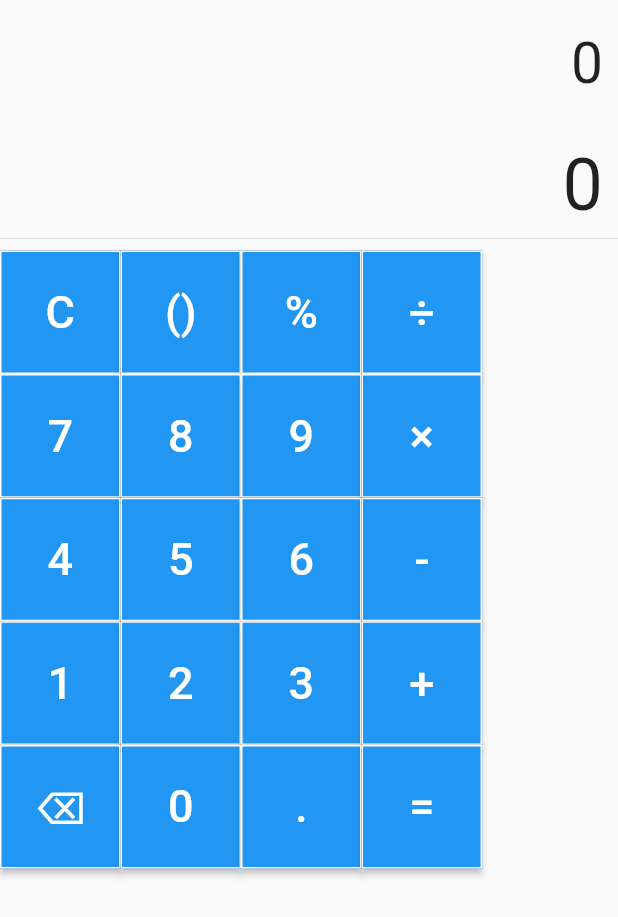
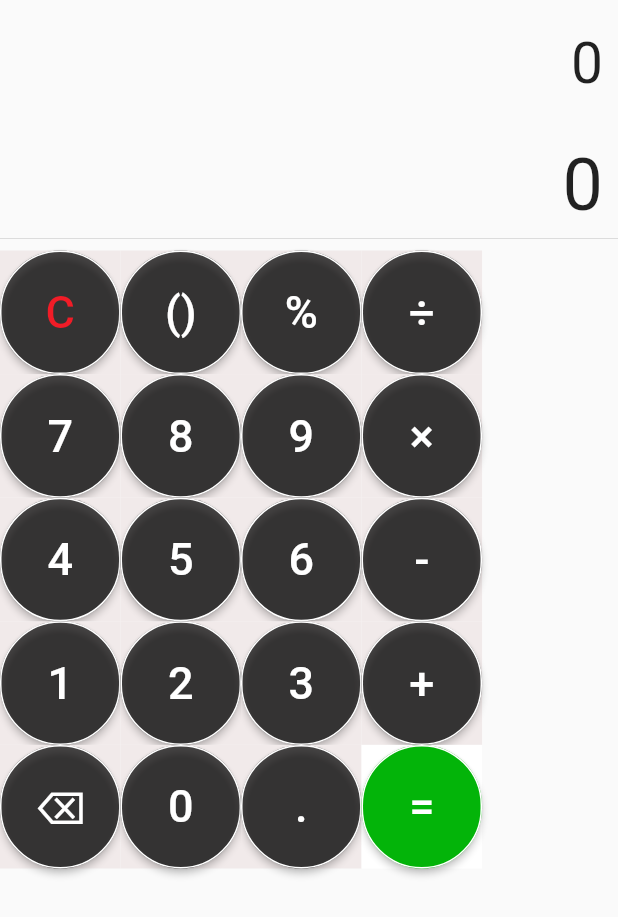
Before and after one commit to pratimabudhathoki/new-calculator, a Flutter app: the screen it shows after launch, on a phone screen of 412 x 824 dp. Shown: the top 917 px of the screen. Run offline on Flutter 3.47's test engine with Material 2 defaults, Android fonts, the phone set to English and light mode, and no system bars; our stand-ins replace math_expressions.

Commit message:
calcualtion of symbol

```diff
--- a/lib/calculatorUi.dart
+++ b/lib/calculatorUi.dart
@@ -1,6 +1,7 @@
-import 'dart:js_util';
+import 'dart:math';
 
 import 'package:flutter/material.dart';
+import 'package:math_expressions/math_expressions.dart';
 
 class CalcuatorUi extends StatefulWidget {
   const CalcuatorUi({super.key});
@@ -13,16 +14,52 @@ class _CalcuatorUiState extends State<CalcuatorUi> {
   String equation = '0';
   String result = '0';
   String expression = "";
+  String res = '';
+
+  var output = '';
+
   buttonpressed(String buttonText) {
     setState(() {
       if (buttonText == 'C') {
-        equation == null;
-        result == null;
+        equation = '';
+        result = '';
+      } else if (buttonText == '⌫') {
+        if (equation.isNotEmpty) {
+          equation = equation.substring(0, equation.length - 1);
+        }
+      } else if (equation == '0') {
+        equation = buttonText;
+        // } else if (buttonText == '+' ||
+        //     buttonText == '-' ||
+        //     buttonText == '÷' ||
+        //     buttonText == '×') {
+        // equation = int.parse(res).toString();
       } else if (buttonText == '=') {
-      } else if (buttonText == '⌫') {
-        equation.substring(equation.length - 1);
-      } else if (equation == 0) {
-        equation = buttonText;
+        expression = equation;
+        expression = expression.replaceAll('×', '*');
+        expression = expression.replaceAll('÷', '/');
+        try {
+          Parser p = Parser();
+          Expression exp = p.parse(expression);
+          ContextModel Cm = ContextModel();
+          result = '${exp.evaluate(EvaluationType.REAL, Cm)}';
+        } catch (e) {
+          result = 'error';
+        }
+
+        // result = int.parse(res).toString();
+        // if (buttonText == '+') {
+        //   output = (equation + result).toString();
+        // }
+        // if (buttonText == '-') {
+        //   output = (equation - result).toString();
+        // }
+        // if (buttonText == '÷') {
+        //   output = (equation / result).toString();
+        // }
+        // if (buttonText == '×') {
+        //   output = (equation * result).toString();
+        // }
       } else {
         equation = equation + buttonText;
       }
@@ -30,15 +67,18 @@ class _CalcuatorUiState extends State<CalcuatorUi> {
   } //making the method for the button pressed
 
   // making the method for the container of button
-  Widget buildButton(String buttonText, buttonColor) {
+  Widget buildButton(String buttonText, buttonColor,
+      {Color? textColor, Color? bgColor}) {
     return Container(
       height: MediaQuery.of(context).size.height * 0.1,
       color: buttonColor,
       child: ElevatedButton(
         style: ButtonStyle(
+          backgroundColor: MaterialStateProperty.all(
+              bgColor ?? Colors.black.withOpacity(0.7)),
           shape: MaterialStateProperty.all<RoundedRectangleBorder>(
             RoundedRectangleBorder(
-              borderRadius: BorderRadius.circular(0.0),
+              borderRadius: BorderRadius.circular(200),
               side: BorderSide(
                 color: Colors.white,
                 width: 1,
@@ -48,7 +88,7 @@ class _CalcuatorUiState extends State<CalcuatorUi> {
         ),
         child: Text(
           buttonText,
-          style: TextStyle(fontSize: 30.0, color: Colors.white),
+          style: TextStyle(fontSize: 30.0, color: textColor ?? Colors.white),
         ),
         onPressed: () {
           buttonpressed(buttonText);
@@ -74,7 +114,7 @@ class _CalcuatorUiState extends State<CalcuatorUi> {
             alignment: Alignment.centerRight,
             padding: EdgeInsets.fromLTRB(10, 30, 10, 0),
             child: Text(
-              equation,
+              result,
               style: TextStyle(fontSize: 48.0),
             ),
           ),
@@ -86,34 +126,39 @@ class _CalcuatorUiState extends State<CalcuatorUi> {
                 child: Table(
                   children: [
                     TableRow(children: [
-                      buildButton('C', Colors.red),
-                      buildButton('()', Colors.red),
-                      buildButton('%', Colors.red),
-                      buildButton('÷', Colors.red),
+                      buildButton(
+                        'C',
+                        Color.fromARGB(255, 241, 234, 234),
+                        textColor: Color.fromARGB(255, 241, 28, 39),
+                      ),
+                      buildButton('()', Color.fromARGB(255, 241, 234, 234)),
+                      buildButton('%', Color.fromARGB(255, 241, 234, 234)),
+                      buildButton('÷', Color.fromARGB(255, 241, 234, 234)),
                     ]),
                     TableRow(children: [
-                      buildButton('7', Colors.red),
-                      buildButton('8', Colors.red),
-                      buildButton('9', Colors.red),
-                      buildButton('×', Colors.red),
+                      buildButton('7', Color.fromARGB(255, 241, 234, 234)),
+                      buildButton('8', Color.fromARGB(255, 241, 234, 234)),
+                      buildButton('9', Color.fromARGB(255, 241, 234, 234)),
+                      buildButton('×', Color.fromARGB(255, 241, 234, 234)),
                     ]),
                     TableRow(children: [
-                      buildButton('4', Colors.red),
-                      buildButton('5', Colors.red),
-                      buildButton('6', Colors.red),
-                      buildButton('-', Colors.red),
+                      buildButton('4', Color.fromARGB(255, 241, 234, 234)),
+                      buildButton('5', Color.fromARGB(255, 241, 234, 234)),
+                      buildButton('6', Color.fromARGB(255, 241, 234, 234)),
+                      buildButton('-', Color.fromARGB(255, 241, 234, 234)),
                     ]),
                     TableRow(children: [
-                      buildButton('1', Colors.red),
-                      buildButton('2', Colors.red),
-                      buildButton('3', Colors.red),
-                      buildButton('+', Colors.red),
+                      buildButton('1', Color.fromARGB(255, 241, 234, 234)),
+                      buildButton('2', Color.fromARGB(255, 241, 234, 234)),
+                      buildButton('3', Color.fromARGB(255, 241, 234, 234)),
+                      buildButton('+', Color.fromARGB(255, 241, 234, 234)),
                     ]),
                     TableRow(children: [
-                      buildButton('⌫', Colors.red),
-                      buildButton('0', Colors.red),
-                      buildButton('.', Colors.red),
-                      buildButton('=', Colors.red),
+                      buildButton('⌫', Color.fromARGB(255, 241, 234, 234)),
+                      buildButton('0', Color.fromARGB(255, 241, 234, 234)),
+                      buildButton('.', Color.fromARGB(255, 241, 234, 234)),
+                      buildButton('=', Color.fromARGB(255, 255, 255, 255),
+                          bgColor: Color.fromARGB(255, 3, 180, 9)),
                     ]),
                   ],
                 ),
--- a/lib/main.dart
+++ b/lib/main.dart
@@ -1,4 +1,5 @@
 import 'package:calculator_app/calculatorUi.dart';
+import 'package:calculator_app/new.ui.dart';
 import 'package:flutter/material.dart';
 
 void main() {
@@ -14,7 +15,7 @@ class MyApp extends StatelessWidget {
       debugShowCheckedModeBanner: false,
       title: 'Flutter Demo',
       theme: ThemeData(),
-      home: CalcuatorUi(),
+      home:CalcuatorUi(),
     );
   }
 }
--- a/pubspec.yaml
+++ b/pubspec.yaml
@@ -36,6 +36,7 @@ dependencies:
   # The following adds the Cupertino Icons font to your application.
   # Use with the CupertinoIcons class for iOS style icons.
   cupertino_icons: ^1.0.2
+  math_expressions: ^2.4.0
 
 dev_dependencies:
   flutter_test:
```
Also changed, not shown: lib/new.ui.dart (added, +156 -0 lines), pubspec.lock.
